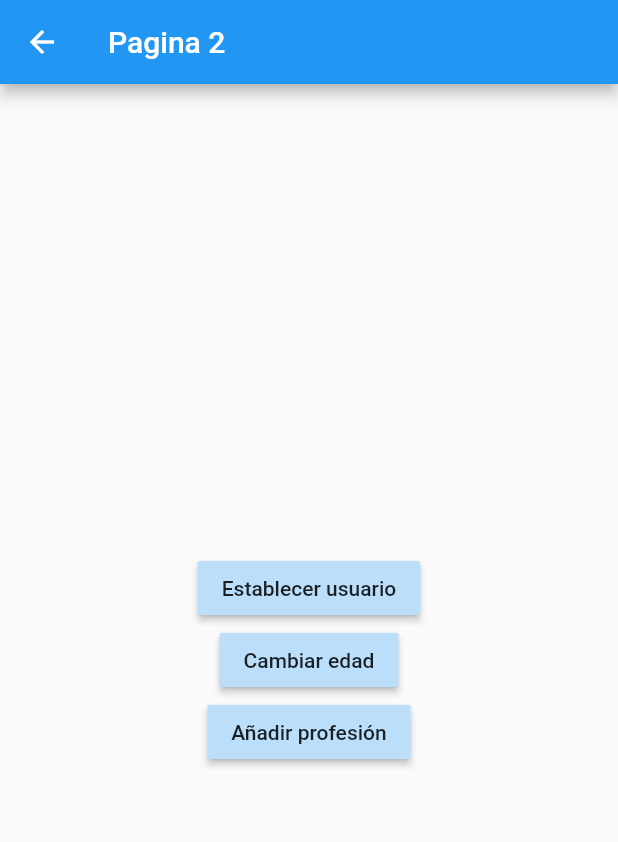
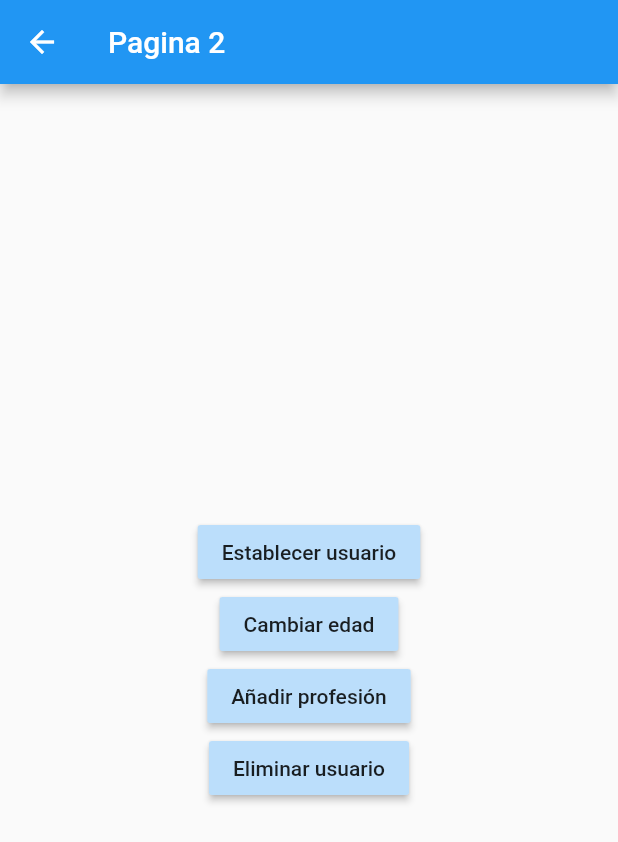
Before and after one commit to Mario-Fernando24/Patron_Bloc, a Flutter app: the Pagina2Page screen opened by its route, after a tap on "Añadir profesión", on a phone screen of 412 x 824 dp. Shown: the top 842 px of the screen. Run offline on Flutter 3.47's test engine with Material 2 defaults, Android fonts, the light colour scheme and no system bars; our stand-ins replace bloc, flutter_bloc; accounts and stored records are empty.

Commit message:
eliminar usuario bloc

```diff
--- a/lib/bloc/user/user_bloc.dart
+++ b/lib/bloc/user/user_bloc.dart
@@ -19,17 +19,24 @@ class UserBloc extends Bloc<UserEvent, UserState> {
         });
 
         on<ChangeUserAge>((event, emit) {
-          print('Cambiar edad del usuario ${event.age}');
            if(!state.existUser) return;
 
             final currentState = state;
             final newUser=currentState.user!.copyWith(edad: event.age);
-
-            print('Se emitira un nuevo estado');
             emit(UserSetState(newUser));
 
         });
 
+         on<AddProfesionsUser>((event, emit) {
+           if(!state.existUser) return;
+
+            final profesionmas = [...?state.user?.profesions,event.profesionss];
+
+            emit(UserSetState(state.user!.copyWith(profesion: profesionmas)));
+
+        });
+
+         on<DeleteUser>((event, emit) => emit(const UserInitialState()));
 
      }
 
--- a/lib/bloc/user/user_event.dart
+++ b/lib/bloc/user/user_event.dart
@@ -14,8 +14,13 @@ class ActivateUserEvent extends UserEvent {
 
 class ChangeUserAge extends UserEvent {
    final int age;
-
    ChangeUserAge(this.age);
 
+}
 
+class AddProfesionsUser extends UserEvent {
+   final String profesionss;
+   AddProfesionsUser(this.profesionss);
 }
+
+class DeleteUser extends UserEvent {}
--- a/lib/models/usuario.dart
+++ b/lib/models/usuario.dart
@@ -12,7 +12,7 @@ class Usuario{
       return Usuario(
         nombre: nombre  ?? this.nombre,
         edad: edad  ?? this.edad,
-        profesions: profesions  ?? this.profesions
+        profesions: profesion  ?? profesions
     );
 
    }
--- a/lib/pages/pagina2.dart
+++ b/lib/pages/pagina2.dart
@@ -30,7 +30,6 @@ class Pagina2Page extends StatelessWidget {
                   edad: 29,
                   profesions: [
                     'Develope',
-                    'Base de datos',
                     'Quimica'
                   ]
                 );
@@ -51,7 +50,17 @@ class Pagina2Page extends StatelessWidget {
               MaterialButton(
               color: Colors.blue[100],
               child: Text('Añadir profesión'),
-              onPressed: (){}
+              onPressed: (){
+                userBloc.add(AddProfesionsUser('DESARROLLADORA'));
+              }
+            ),
+
+              MaterialButton(
+              color: Colors.blue[100],
+              child: Text('Eliminar usuario'),
+              onPressed: (){
+                userBloc.add(DeleteUser());
+              }
             )
           ],
         )
```
